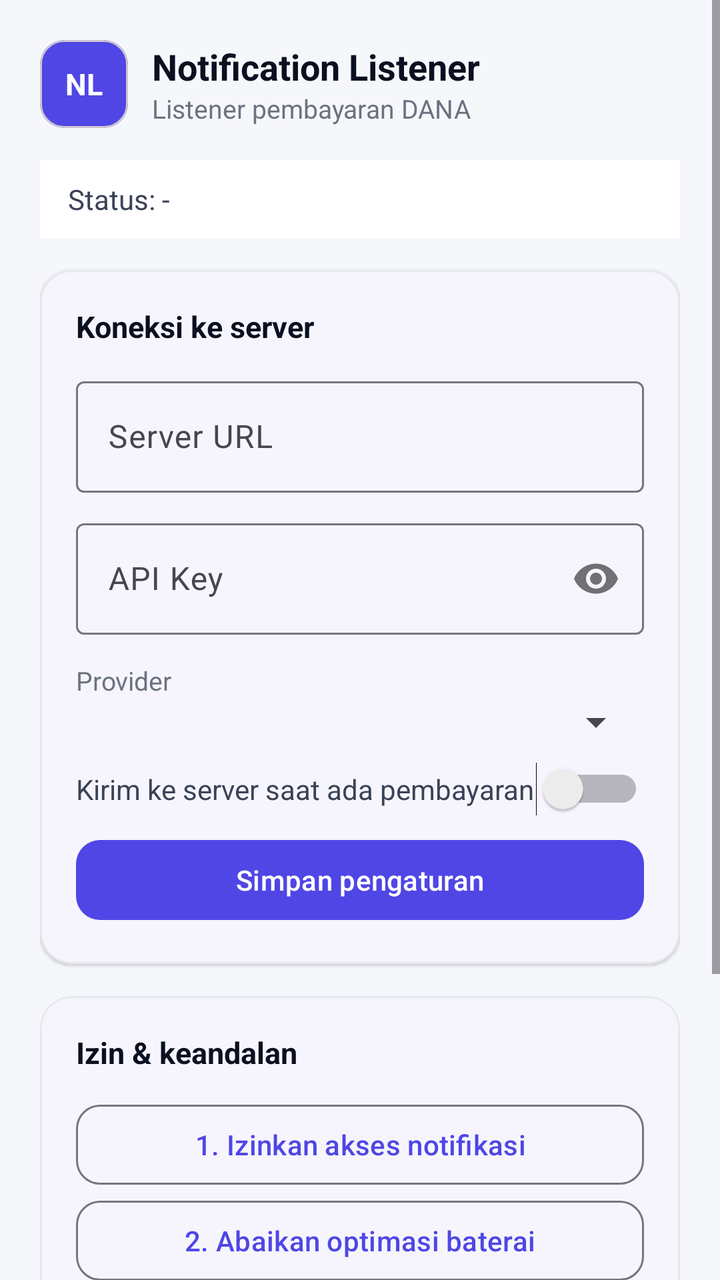
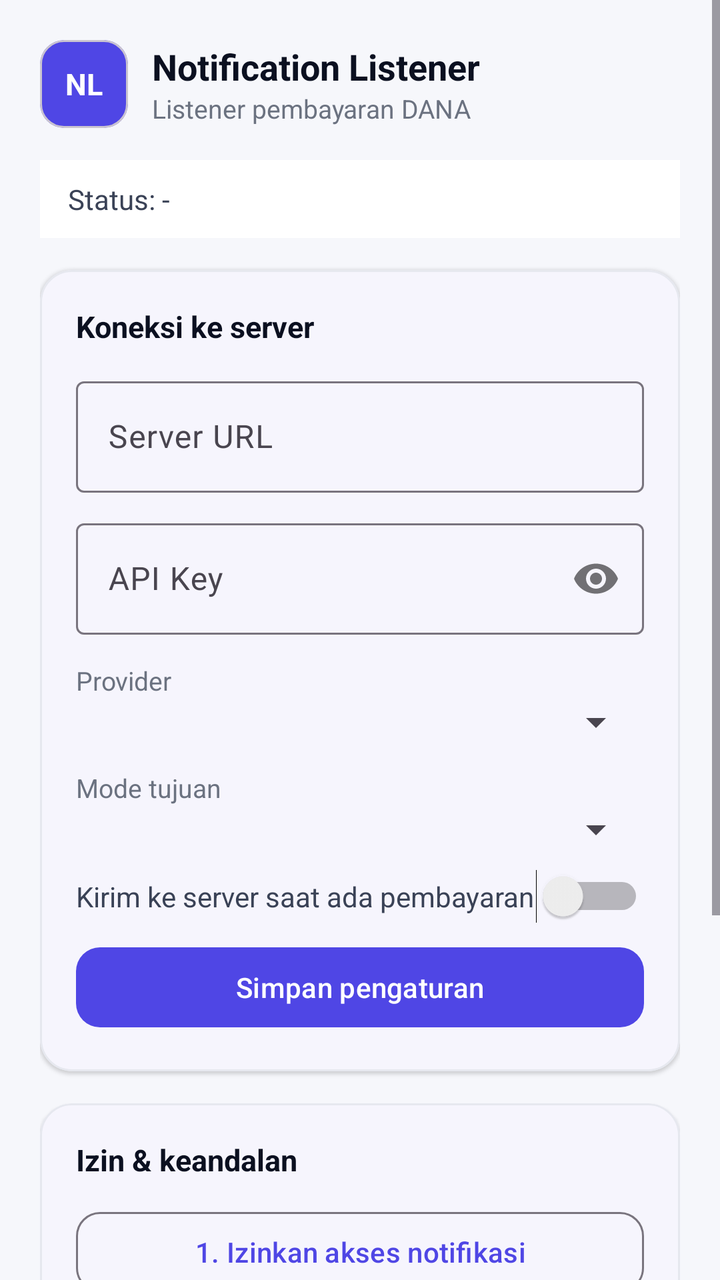

Before-and-after screenshots of an Android layout around one commit, followed by the original layout XML and the change that was made.
<!-- AndroidManifest.xml: application theme AppTheme -->
<!-- res/layout/activity_main.xml -->
<?xml version="1.0" encoding="utf-8"?>
<ScrollView xmlns:android="http://schemas.android.com/apk/res/android"
    xmlns:app="http://schemas.android.com/apk/res-auto"
    android:layout_width="match_parent"
    android:layout_height="match_parent"
    android:background="@color/canvas"
    android:fillViewport="true">

    <LinearLayout
        android:layout_width="match_parent"
        android:layout_height="wrap_content"
        android:orientation="vertical"
        android:padding="20dp">

        
        <LinearLayout
            android:layout_width="match_parent"
            android:layout_height="wrap_content"
            android:orientation="horizontal"
            android:gravity="center_vertical"
            android:paddingBottom="16dp">

            <com.google.android.material.card.MaterialCardView
                android:layout_width="44dp"
                android:layout_height="44dp"
                app:cardBackgroundColor="@color/brand"
                app:cardCornerRadius="12dp"
                app:cardElevation="0dp">
                <TextView
                    android:layout_width="match_parent"
                    android:layout_height="match_parent"
                    android:gravity="center"
                    android:text="NL"
                    android:textColor="@color/white"
                    android:textStyle="bold"
                    android:textSize="15sp" />
            </com.google.android.material.card.MaterialCardView>

            <LinearLayout
                android:layout_width="0dp"
                android:layout_height="wrap_content"
                android:layout_weight="1"
                android:layout_marginStart="12dp"
                android:orientation="vertical">
                <TextView
                    android:layout_width="wrap_content"
                    android:layout_height="wrap_content"
                    android:text="Notification Listener"
                    android:textColor="@color/ink"
                    android:textStyle="bold"
                    android:textSize="18sp" />
                <TextView
                    android:layout_width="wrap_content"
                    android:layout_height="wrap_content"
                    android:text="Listener pembayaran DANA"
                    android:textColor="@color/muted"
                    android:textSize="13sp" />
            </LinearLayout>
        </LinearLayout>

        
        <TextView
            android:id="@+id/statusText"
            android:layout_width="match_parent"
            android:layout_height="wrap_content"
            android:text="Status: -"
            android:textColor="@color/ink_soft"
            android:textSize="14sp"
            android:paddingVertical="10dp"
            android:paddingHorizontal="14dp"
            android:background="@color/white"
            android:layout_marginBottom="16dp" />

        
        <com.google.android.material.card.MaterialCardView
            android:layout_width="match_parent"
            android:layout_height="wrap_content"
            app:cardBackgroundColor="@color/white"
            app:cardCornerRadius="16dp"
            app:cardElevation="1dp"
            app:strokeColor="@color/line"
            app:strokeWidth="1dp"
            android:layout_marginBottom="16dp">

            <LinearLayout
                android:layout_width="match_parent"
                android:layout_height="wrap_content"
                android:orientation="vertical"
                android:padding="18dp">

                <TextView
                    android:layout_width="wrap_content"
                    android:layout_height="wrap_content"
                    android:text="Koneksi ke server"
                    android:textColor="@color/ink"
                    android:textStyle="bold"
                    android:textSize="15sp"
                    android:paddingBottom="12dp" />

                <com.google.android.material.textfield.TextInputLayout
                    android:layout_width="match_parent"
                    android:layout_height="wrap_content"
                    android:hint="Server URL"
                    style="@style/Widget.Material3.TextInputLayout.OutlinedBox"
                    android:layout_marginBottom="10dp">
                    <com.google.android.material.textfield.TextInputEditText
                        android:id="@+id/serverUrl"
                        android:layout_width="match_parent"
                        android:layout_height="wrap_content"
                        android:inputType="textUri" />
                </com.google.android.material.textfield.TextInputLayout>

                <com.google.android.material.textfield.TextInputLayout
                    android:layout_width="match_parent"
                    android:layout_height="wrap_content"
                    android:hint="API Key"
                    style="@style/Widget.Material3.TextInputLayout.OutlinedBox"
                    app:passwordToggleEnabled="true"
                    android:layout_marginBottom="6dp">
                    <com.google.android.material.textfield.TextInputEditText
                        android:id="@+id/apiKey"
                        android:layout_width="match_parent"
                        android:layout_height="wrap_content"
                        android:inputType="textPassword" />
                </com.google.android.material.textfield.TextInputLayout>

                <TextView
                    android:layout_width="wrap_content"
                    android:layout_height="wrap_content"
                    android:text="Provider"
                    android:textColor="@color/muted"
                    android:textSize="13sp"
                    android:paddingTop="8dp" />
                <Spinner
                    android:id="@+id/providerSpinner"
                    android:layout_width="match_parent"
                    android:layout_height="wrap_content"
                    android:layout_marginBottom="4dp" />

                <Switch
                    android:id="@+id/forwardingSwitch"
                    android:layout_width="match_parent"
                    android:layout_height="wrap_content"
                    android:text="Kirim ke server saat ada pembayaran"
                    android:textColor="@color/ink_soft"
                    android:paddingVertical="8dp" />

                <com.google.android.material.button.MaterialButton
                    android:id="@+id/saveButton"
                    android:layout_width="match_parent"
                    android:layout_height="wrap_content"
                    android:text="Simpan pengaturan"
                    app:cornerRadius="12dp"
                    android:layout_marginTop="4dp" />
            </LinearLayout>
        </com.google.android.material.card.MaterialCardView>

        
        <com.google.android.material.card.MaterialCardView
            android:layout_width="match_parent"
            android:layout_height="wrap_content"
            app:cardBackgroundColor="@color/white"
            app:cardCornerRadius="16dp"
            app:cardElevation="1dp"
            app:strokeColor="@color/line"
            app:strokeWidth="1dp"
            android:layout_marginBottom="16dp">

            <LinearLayout
                android:layout_width="match_parent"
                android:layout_height="wrap_content"
                android:orientation="vertical"
                android:padding="18dp">

                <TextView
                    android:layout_width="wrap_content"
                    android:layout_height="wrap_content"
                    android:text="Izin &amp; keandalan"
                    android:textColor="@color/ink"
                    android:textStyle="bold"
                    android:textSize="15sp"
                    android:paddingBottom="12dp" />

                <com.google.android.material.button.MaterialButton
                    android:id="@+id/notifAccessButton"
                    style="@style/Widget.Material3.Button.OutlinedButton"
                    android:layout_width="match_parent"
                    android:layout_height="wrap_content"
                    android:text="1. Izinkan akses notifikasi"
                    app:cornerRadius="12dp" />

                <com.google.android.material.button.MaterialButton
                    android:id="@+id/batteryButton"
                    style="@style/Widget.Material3.Button.OutlinedButton"
                    android:layout_width="match_parent"
                    android:layout_height="wrap_content"
                    android:text="2. Abaikan optimasi baterai"
                    app:cornerRadius="12dp" />

                <TextView
                    android:layout_width="wrap_content"
                    android:layout_height="wrap_content"
                    android:text="Di HP Infinix/XOS: aktifkan juga Autostart agar tetap jalan setelah restart."
                    android:textColor="@color/muted"
                    android:textSize="12sp"
                    android:paddingTop="8dp" />
            </LinearLayout>
        </com.google.android.material.card.MaterialCardView>

        
        <com.google.android.material.card.MaterialCardView
            android:layout_width="match_parent"
            android:layout_height="wrap_content"
            app:cardBackgroundColor="@color/white"
            app:cardCornerRadius="16dp"
            app:cardElevation="1dp"
            app:strokeColor="@color/line"
            app:strokeWidth="1dp">

            <LinearLayout
                android:layout_width="match_parent"
                android:layout_height="wrap_content"
                android:orientation="vertical"
                android:padding="18dp">

                <LinearLayout
                    android:layout_width="match_parent"
                    android:layout_height="wrap_content"
                    android:orientation="horizontal"
                    android:gravity="center_vertical">
                    <TextView
                        android:layout_width="0dp"
                        android:layout_height="wrap_content"
                        android:layout_weight="1"
                        android:text="Log notifikasi"
                        android:textColor="@color/ink"
                        android:textStyle="bold"
                        android:textSize="15sp" />
                    <com.google.android.material.button.MaterialButton
                        android:id="@+id/refreshButton"
                        style="@style/Widget.Material3.Button.TextButton"
                        android:layout_width="wrap_content"
                        android:layout_height="wrap_content"
                        android:text="Refresh" />
                </LinearLayout>

                <TextView
                    android:id="@+id/debugLog"
                    android:layout_width="match_parent"
                    android:layout_height="wrap_content"
                    android:fontFamily="monospace"
                    android:textSize="11sp"
                    android:textColor="@color/ink_soft"
                    android:paddingTop="6dp"
                    android:text="(belum ada notif)" />
            </LinearLayout>
        </com.google.android.material.card.MaterialCardView>

    </LinearLayout>

</ScrollView>
<!-- resources referenced by this layout -->
<resources>
  <color name="brand">#4F46E5</color>
  <color name="canvas">#F6F7FB</color>
  <color name="ink">#0B1020</color>
  <color name="ink_soft">#3A4256</color>
  <color name="line">#E6E8EF</color>
  <color name="muted">#6B7280</color>
  <color name="white">#FFFFFF</color>
  <style name="AppTheme" parent="Theme.Material3.Light.NoActionBar">
          <item name="colorPrimary">@color/brand</item>
          <item name="colorOnPrimary">@color/white</item>
          <item name="colorSecondary">@color/brand_dark</item>
          <item name="android:colorBackground">@color/canvas</item>
          <item name="colorSurface">@color/white</item>
          <item name="colorOnSurface">@color/ink</item>
      </style>
  <color name="brand_dark">#2563EB</color>
</resources>

<!-- the commit's change to res/layout/activity_main.xml (unified diff, before → after) -->
@@ -133,6 +133,19 @@
                     android:paddingTop="8dp" />
                 <Spinner
                     android:id="@+id/providerSpinner"
+                    android:layout_width="match_parent"
+                    android:layout_height="wrap_content"
+                    android:layout_marginBottom="4dp" />
+
+                <TextView
+                    android:layout_width="wrap_content"
+                    android:layout_height="wrap_content"
+                    android:text="Mode tujuan"
+                    android:textColor="@color/muted"
+                    android:textSize="13sp"
+                    android:paddingTop="8dp" />
+                <Spinner
+                    android:id="@+id/modeSpinner"
                     android:layout_width="match_parent"
                     android:layout_height="wrap_content"
                     android:layout_marginBottom="4dp" />
